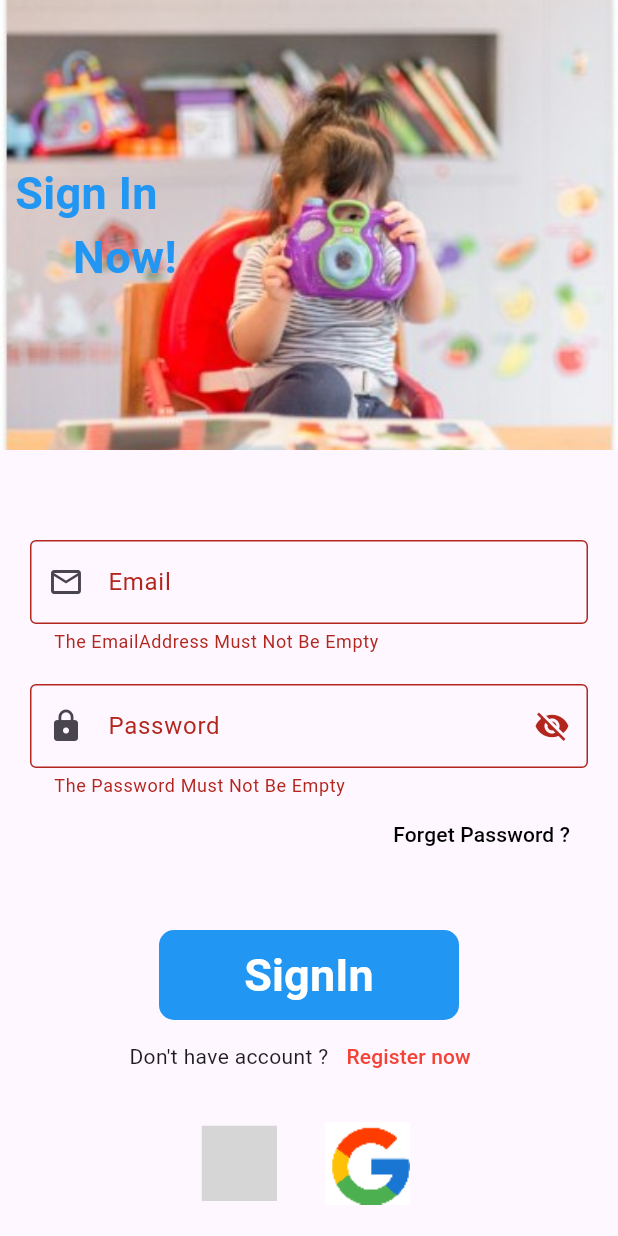
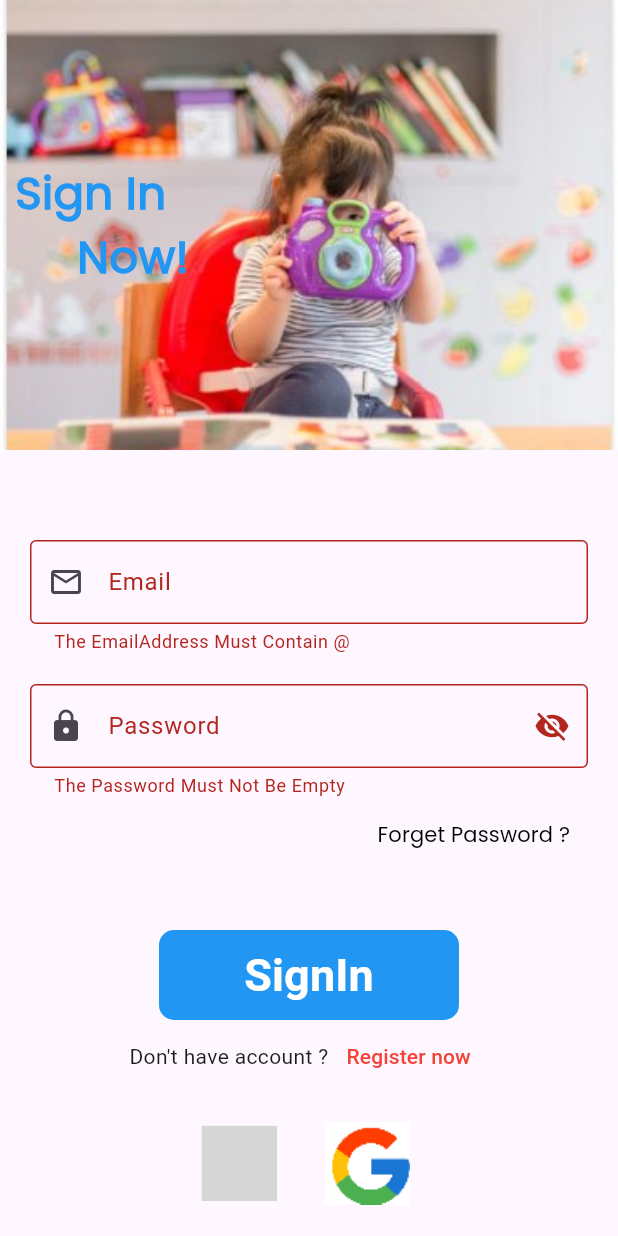
Before and after one commit to rwanhamdy/GraduationProject, a Flutter app: the screen it shows after launch, after a tap on "skip", after a tap on "parent phone", after a tap on "SignIn", on a phone screen of 412 x 824 dp. Run offline on Flutter 3.47's test engine with Material 3 defaults, Android fonts, the phone set to English and light mode, and no system bars; our stand-ins replace firebase_auth, firebase_core, fluttertoast, font_awesome_flutter, google_sign_in, hexcolor and 1 more; missing offline and left inert: flutter_facebook_auth, icon_icons; accounts and stored records are empty; grey boxes are pictures that could not be loaded.

Commit message:
Third Commit

```diff
--- a/lib/main.dart
+++ b/lib/main.dart
@@ -6,9 +6,9 @@ import 'modules/kids_control/homeexample.dart';
 
 
 void main()async {
-  runApp(const MyApp());
   WidgetsFlutterBinding.ensureInitialized();
   await Firebase.initializeApp();
+  runApp(const MyApp());
 }
 
 class MyApp extends StatelessWidget {
@@ -42,7 +42,6 @@ class _SplachState extends State<Splach> {
       Navigator.pushReplacement(context,MaterialPageRoute(builder: (context)=> const OnBoardingScreen()));
     }
     );
-
   }
   @override
   Widget build(BuildContext context) {
@@ -60,11 +59,12 @@ class _SplachState extends State<Splach> {
             const SizedBox(
               height: 20,
             ),
-            const Text("Kids Protect",
+            const Text("Kids Control",
             style: TextStyle(
               color: Colors.black,
               fontSize: 35,
               fontWeight:FontWeight.bold,
+              fontFamily: 'Splash',
             ),
             ),
 
--- a/lib/modules/kids_control/choose/choose_screen.dart
+++ b/lib/modules/kids_control/choose/choose_screen.dart
@@ -16,7 +16,7 @@ class ChooseScreen extends StatelessWidget {
           child: Column(
             children: [
               SizedBox(
-                height: 40,
+                height: 30,
               ),
               Center(
                 child: Column(
@@ -27,6 +27,7 @@ class ChooseScreen extends StatelessWidget {
                         color: defaultColor,
                         fontSize: 35,
                         fontWeight: FontWeight.bold,
+                        fontFamily: 'Default',
                       ),
                     ),
                     Text(
@@ -34,10 +35,10 @@ class ChooseScreen extends StatelessWidget {
                       style: TextStyle(
                         color: defaultColor,
                         fontSize: 35,
-                        fontWeight: FontWeight.bold
+                        fontWeight: FontWeight.bold,
+                        fontFamily: 'Default',
                     ),
                     ),
-
                   ],
                 ),
               ),
@@ -63,6 +64,7 @@ class ChooseScreen extends StatelessWidget {
                           style: TextStyle(
                             color: Colors.white,
                             fontSize: 25,
+                            fontFamily: 'Default',
                           ),
                         ),
                       ),
@@ -72,20 +74,13 @@ class ChooseScreen extends StatelessWidget {
                         decoration: BoxDecoration(
                           borderRadius: BorderRadius.circular(10),
                           image: DecorationImage(
-                            image: AssetImage("assets/images/choose1.jpg",
-                                ),
+                            image: AssetImage("assets/images/choose1.jpg",),
                             fit: BoxFit.cover,
                           ),
-
                         ),
                       ),
-
-
                     ],
                   ),
-
-
-
                 ),
               ),
               SizedBox(
@@ -110,6 +105,7 @@ class ChooseScreen extends StatelessWidget {
                           style: TextStyle(
                             color: Colors.white,
                             fontSize: 25,
+                            fontFamily: 'Default',
                           ),
                         ),
                       ),
--- a/lib/modules/kids_control/login/forget_password.dart
+++ b/lib/modules/kids_control/login/forget_password.dart
@@ -21,6 +21,7 @@ class _ForgetPasswordState extends State<ForgetPassword> {
   @override
   Widget build(BuildContext context) {
     return Scaffold(
+      appBar: AppBar(),
       body: Container(
         width: double.infinity,
         height: double.infinity,
@@ -60,7 +61,7 @@ class _ForgetPasswordState extends State<ForgetPassword> {
                     keyboardType: TextInputType.emailAddress,
                     validator: (value){
                       if(value!.isEmpty){
-                        return 'The EmailAddress Must Not Be Empty';
+                        return 'The EmailAddress Must Contain @';
                       }
                     },
                     onFieldSubmitted: (String value) {
@@ -111,7 +112,9 @@ class _ForgetPasswordState extends State<ForgetPassword> {
 
 
 void _ForgetPasswordSend()async {
-    await FirebaseAuth.instance.sendPasswordResetEmail(email: emailController.text.trim());
+    if(formkey.currentState!.validate()) {
+        await FirebaseAuth.instance.sendPasswordResetEmail(
+            email: emailController.text.trim());
         Fluttertoast.showToast(
             msg: "Done! ,Check Your Email :).",
             toastLength: Toast.LENGTH_SHORT,
@@ -122,5 +125,6 @@ void _ForgetPasswordSend()async {
             fontSize: 16.0
         );
     }
+}
 
 }
--- a/lib/modules/kids_control/login/login_screen.dart
+++ b/lib/modules/kids_control/login/login_screen.dart
@@ -57,6 +57,7 @@ class _LoginScreenState extends State<LoginScreen> {
                         color: defaultColor,
                         fontSize: 30,
                         fontWeight: FontWeight.bold,
+                        fontFamily: 'Default',
                       ),
                     ),
                     Text(
@@ -65,6 +66,7 @@ class _LoginScreenState extends State<LoginScreen> {
                         fontSize: 30,
                         color: defaultColor,
                         fontWeight: FontWeight.bold,
+                        fontFamily: 'Default',
                       ),
                     ),
                   ],
@@ -85,7 +87,7 @@ class _LoginScreenState extends State<LoginScreen> {
                       keyboardType: TextInputType.emailAddress,
                       validator: (value){
                         if(value!.isEmpty){
-                          return 'The EmailAddress Must Not Be Empty';
+                          return 'The EmailAddress Must Contain @';
                         }
                       },
                       onFieldSubmitted: (String value) {
@@ -146,13 +148,13 @@ class _LoginScreenState extends State<LoginScreen> {
                       children: [
                         TextButton(
                           onPressed: () {
-                            //Forget Password Screen :) -------------------------
                             Navigator.of(context).push(MaterialPageRoute(builder: (context)=> ForgetPassword()));
                           },
                           child: Text(
                             " Forget Password ?",
                             style: TextStyle(
-                                color: Colors.black
+                                color: Colors.black,
+                                fontFamily: 'Default',
                             ),
                           ),
                         ),
@@ -245,7 +247,7 @@ void _SigninAuth() async {
         );
         if(credential.user!.emailVerified){
           Fluttertoast.showToast(
-              msg: "Done :).",
+              msg: "Welcome To KidsControl Application :)",
               toastLength: Toast.LENGTH_SHORT,
               gravity: ToastGravity.BOTTOM,
               timeInSecForIosWeb: 1,
@@ -253,7 +255,7 @@ void _SigninAuth() async {
               textColor: Colors.white,
               fontSize: 16.0
           );
-          navigateTo(context, HomePage(),);
+          Navigator.of(context).pushAndRemoveUntil(MaterialPageRoute(builder: (context) => HomePage()) ,(route) => false,);
         }else{
           Fluttertoast.showToast(
               msg: "Email Address Must Verified..",
@@ -318,7 +320,7 @@ void _signInWithGoogle() async {
 
     // Once signed in, return the UserCredential
      await FirebaseAuth.instance.signInWithCredential(credential);
-    Navigator.of(context).push(MaterialPageRoute(builder: (context) => HomePage()));
+    Navigator.of(context).pushAndRemoveUntil(MaterialPageRoute(builder: (context) => HomePage()) ,(route) => false,);
   }
 
 void _signInWithFacebook() async {
@@ -331,6 +333,6 @@ void _signInWithFacebook() async {
     // Once signed in, return the UserCredential
      await FirebaseAuth.instance.signInWithCredential(facebookAuthCredential);
 
-    Navigator.of(context).push(MaterialPageRoute(builder: (context) => HomePage()));
+    Navigator.of(context).pushAndRemoveUntil(MaterialPageRoute(builder: (context) => HomePage()) ,(route) => false,);
   }
 }
--- a/lib/modules/kids_control/on_boarding/onboarding_screen.dart
+++ b/lib/modules/kids_control/on_boarding/onboarding_screen.dart
@@ -57,11 +57,9 @@ class _OnBoardingScreenState extends State<OnBoardingScreen> {
               setState(() {
                 isLast = true;
               });
-
             }
           else{
             isLast = false;
-
           }
         },
         itemBuilder: (context, index) => builderBroadingItem(boarding[index]),
@@ -93,7 +91,7 @@ class _OnBoardingScreenState extends State<OnBoardingScreen> {
                    color: defaultColor,
                    fontWeight: FontWeight.bold,
                    fontSize: 35,
-
+                   fontFamily: 'Default',
                  ),
                ),
                Text('${model.title2}',
@@ -101,10 +99,9 @@ class _OnBoardingScreenState extends State<OnBoardingScreen> {
                    color: defaultColor,
                    fontWeight: FontWeight.bold,
                    fontSize: 35,
-
+                   fontFamily: 'Default',
                  ),
                ),
-
              ],
            ),
           ),
@@ -144,7 +141,8 @@ class _OnBoardingScreenState extends State<OnBoardingScreen> {
                     child: const Text("skip",
                       style: TextStyle(
                         fontSize: 25,
-                          color:Colors.black,
+                        color:Colors.black,
+                        fontFamily: 'Default',
                       ),
                     ),
                 ),
@@ -165,14 +163,15 @@ class _OnBoardingScreenState extends State<OnBoardingScreen> {
                         broadController.nextPage(
                           duration:const Duration(milliseconds: 750,
                           ),
-                          curve:Curves.easeInToLinear,
+                          curve:Curves.fastEaseInToSlowEaseOut,
                         );
                       }
                 },
-                  child: const Text("continue",
+                  child: const Text("Continue",
                     style: TextStyle(
                       fontSize: 20,
                       color: Colors.white,
+                      fontFamily: 'Default',
                     ),
                   ),
                 ),
--- a/lib/modules/kids_control/signup/signup_screen.dart
+++ b/lib/modules/kids_control/signup/signup_screen.dart
@@ -48,6 +48,7 @@ class _SignUpScreenState extends State<SignUpScreen> {
                         fontSize: 30,
                         fontWeight: FontWeight.bold,
                         color: defaultColor,
+                        fontFamily: 'Default',
                       ),
                     ),
                   ],
@@ -60,7 +61,7 @@ class _SignUpScreenState extends State<SignUpScreen> {
                   keyboardType: TextInputType.emailAddress,
                   validator: (value){
                     if(value!.isEmpty){
-                      return 'The emailController Must Not Be Empty';
+                      return 'The EmailAddress Must Contain @';
                     }
                   },
                   onFieldSubmitted: ( String value){
@@ -113,7 +114,7 @@ class _SignUpScreenState extends State<SignUpScreen> {
                   keyboardType: TextInputType.visiblePassword,
                   validator: (value){
                     if(value!.isEmpty){
-                      return 'The emailController Must Not Be Empty';
+                      return 'The Password Must Not Be Empty';
                     }
                   },
                   onFieldSubmitted: ( String value){
@@ -153,7 +154,7 @@ class _SignUpScreenState extends State<SignUpScreen> {
                   keyboardType: TextInputType.visiblePassword,
                   validator: (value){
                     if(value!.isEmpty){
-                      return 'The emailController Must Not Be Empty';
+                      return 'The Password Must Not Be Empty';
                     }
                   },
                   onFieldSubmitted: ( String value){
@@ -201,7 +202,10 @@ class _SignUpScreenState extends State<SignUpScreen> {
                     child: Text('SignUp',style: TextStyle(
                         color: Colors.white,
                         fontSize: 30,
-                        fontWeight: FontWeight.bold),),
+                        fontWeight: FontWeight.bold,
+                        fontFamily: 'Default',
+                    ),
+                    ),
                   ),
                 ),
                 SizedBox (
```
Also changed, not shown: lib/modules/kids_control/homeexample.dart (+7 -1 lines), pubspec.yaml (+9 -15 lines), assets/fonts/Poppins-Regular.ttf (added), assets/fonts/SHOWG.TTF (added). Lines whose indentation alone changed are shown as unchanged.
